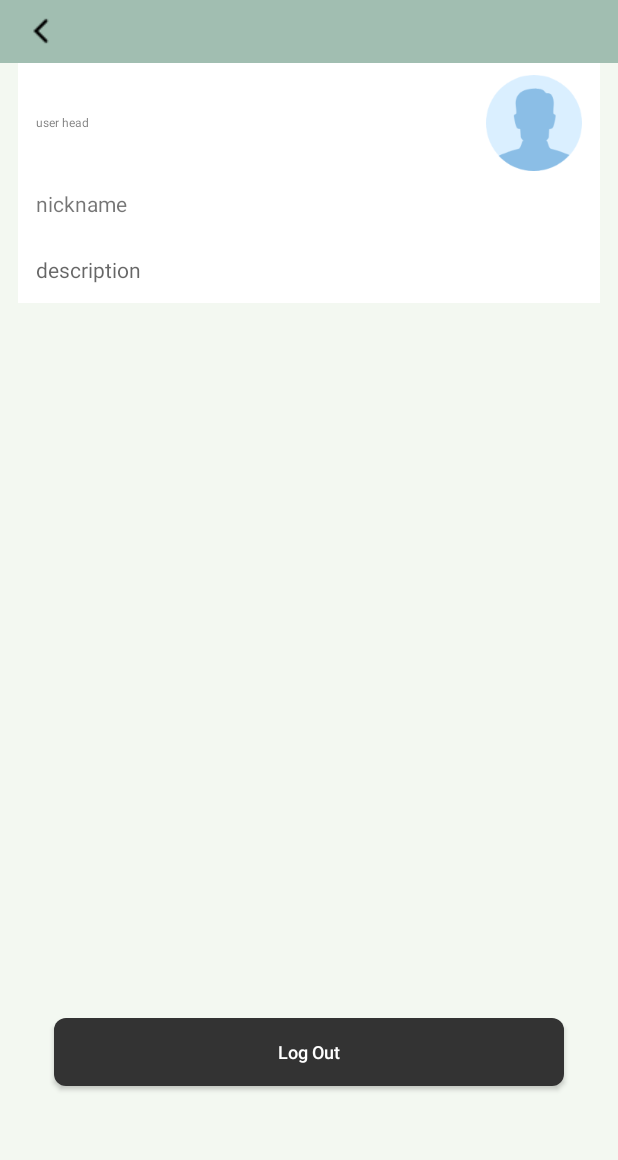
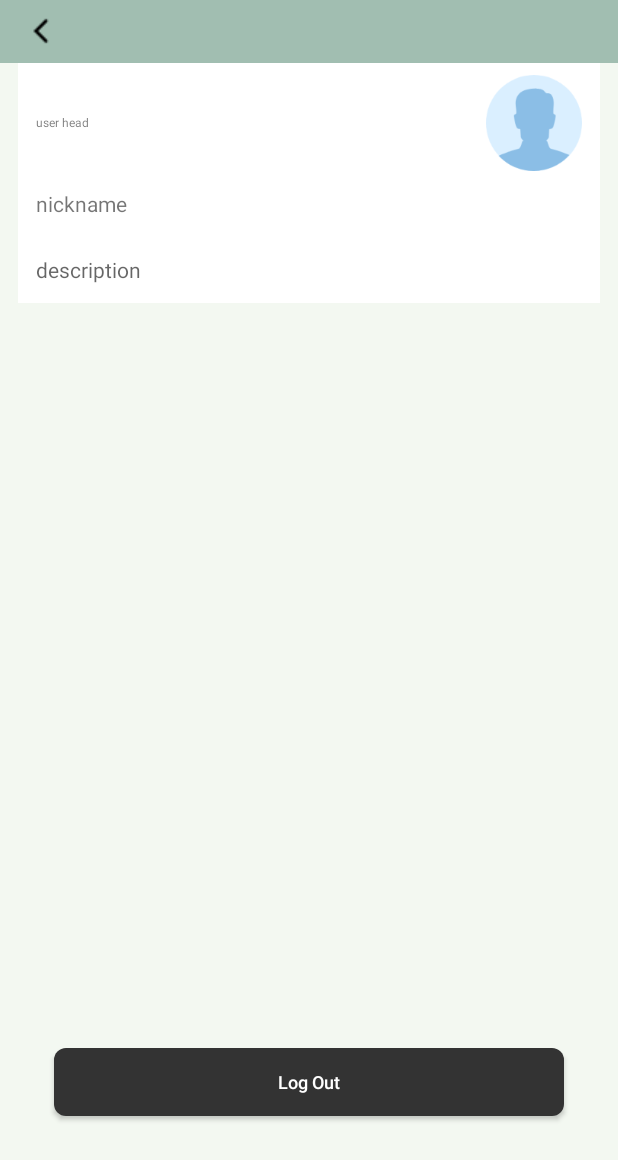
Before and after one commit to Siyil6/TourShareFinal, an Android app: the layout activity_setting.xml on its own in the app's theme, with its tools: preview values and no code run, on a phone screen of 412 x 824 dp. Shown: the top 1160 px of the screen. Run offline under Robolectric (Android 15) with nearby library versions, the phone set to English and light mode, and no system bars.

Commit message:
Modified UI
Modified the color style, icon and initial logo

```diff
--- a/app/src/main/AndroidManifest.xml
+++ b/app/src/main/AndroidManifest.xml
@@ -13,9 +13,9 @@
         android:allowBackup="true"
         android:dataExtractionRules="@xml/data_extraction_rules"
         android:fullBackupContent="@xml/backup_rules"
-        android:icon="@mipmap/icon_tour_square"
+        android:icon="@mipmap/ic_launcher"
         android:label="@string/app_name"
-        android:roundIcon="@mipmap/icon_tour_round"
+        android:roundIcon="@mipmap/ic_launcher_round"
         android:supportsRtl="true"
         android:name=".MApplication"
         android:networkSecurityConfig="@xml/network_security_config"
--- a/app/src/main/java/com/example/tourshare/ui/PostContentActivity.java
+++ b/app/src/main/java/com/example/tourshare/ui/PostContentActivity.java
@@ -86,7 +86,7 @@ public class PostContentActivity extends BaseActivity {
 
     @Override
     public int setImmersionBarColor() {
-        return R.color.gradient_4;
+        return R.color.white;
     }
     @OnClick({R.id.iv_dz,R.id.btn_pl})
     public void onClick(View v) {
--- a/app/src/main/res/layout/activity_setting.xml
+++ b/app/src/main/res/layout/activity_setting.xml
@@ -131,7 +131,7 @@
         android:layout_height="@dimen/dp_45"
         android:layout_marginStart="36dp"
         android:layout_marginEnd="36dp"
-        android:layout_marginBottom="100dp"
+        android:layout_marginBottom="80dp"
         android:background="@drawable/radius8_3"
         android:text="@string/log_out"
         android:textAllCaps="false"
@@ -139,7 +139,6 @@
         android:textSize="@dimen/dp_12"
         app:layout_constraintBottom_toBottomOf="parent"
         app:layout_constraintEnd_toEndOf="parent"
-        app:layout_constraintHorizontal_bias="0.0"
         app:layout_constraintStart_toStartOf="parent" />
 
 </androidx.constraintlayout.widget.ConstraintLayout>
```
Also changed, not shown: app/src/main/res/drawable-v24/icon_colored.png (added), app/src/main/res/drawable-v24/icon_no_color.png (added), app/src/main/res/drawable-v24/travel_share1.png (added), app/src/main/res/drawable-v24/travel_share2.png (added), app/src/main/res/mipmap-xhdpi/icon_tour.png (added), app/src/main/res/mipmap-xhdpi/icon_tour_round.png (added), app/src/main/res/mipmap-xhdpi/icon_tour_square.jpg (added).
